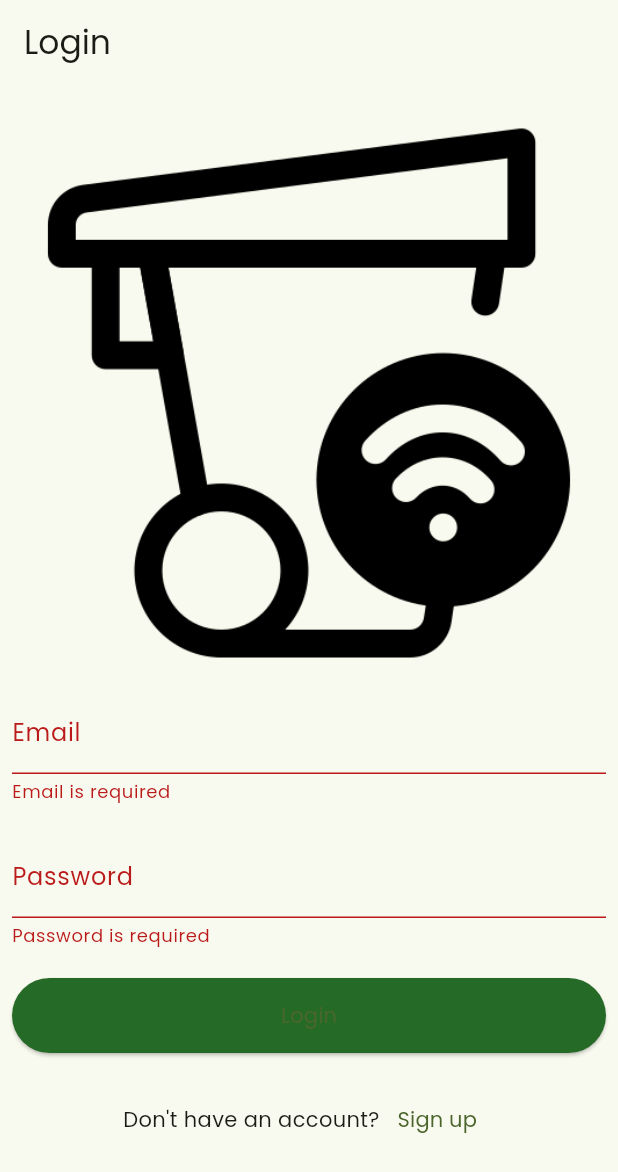
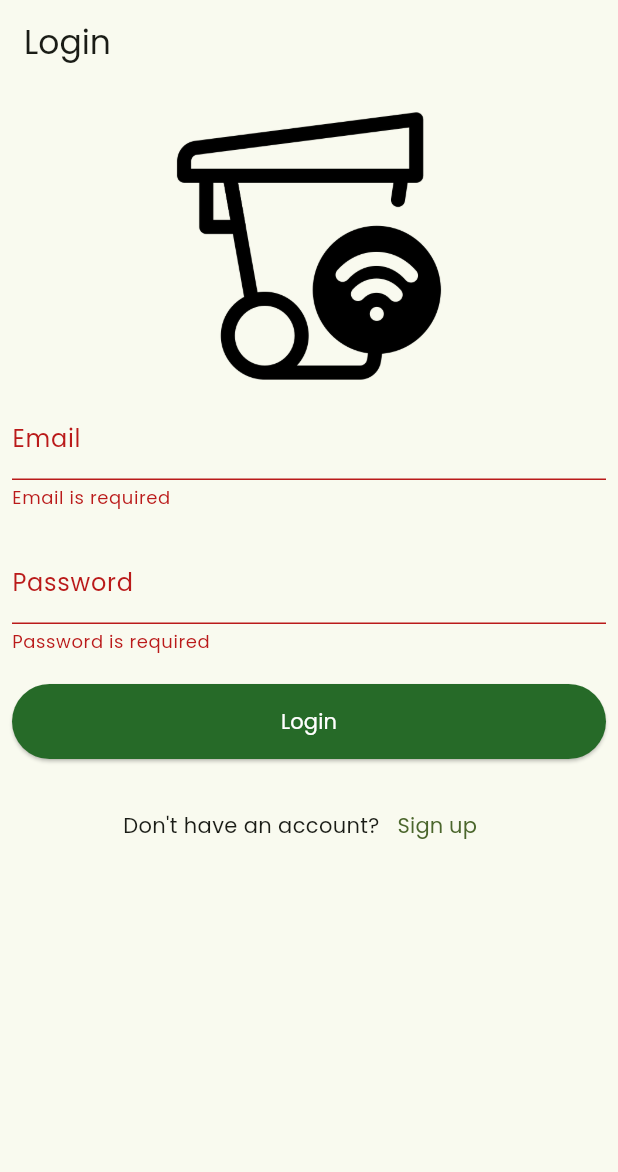
Before and after one commit to dhirajchaurasiya/Waste2Worth, a Flutter app: the screen it shows after launch, after a tap on "Login", on a phone screen of 412 x 824 dp. Shown: the top 1172 px of the screen. Run offline on Flutter 3.47's test engine with Material 3 defaults, Android fonts, the phone set to English and light mode, and no system bars; our stand-ins replace cloud_firestore, firebase_auth, firebase_core, flutter_map, geolocator, latlong2; accounts and stored records are empty.

Commit message:
fix text foreground colour and image size

```diff
--- a/lib/screens/login.dart
+++ b/lib/screens/login.dart
@@ -1,8 +1,10 @@
 import 'package:firebase_auth/firebase_auth.dart';
 import 'package:fireflutter/controllers/login_controllers.dart';
+import 'package:fireflutter/providers/userprovider.dart';
 import 'package:fireflutter/screens/dashboard.dart';
 import 'package:fireflutter/screens/signup.dart';
 import 'package:flutter/material.dart';
+import 'package:provider/provider.dart';
 
 
 class LoginScreen extends StatefulWidget {
@@ -23,7 +25,7 @@ class _LoginScreenState extends State<LoginScreen> {
     try {
       await FirebaseAuth.instance.createUserWithEmailAndPassword(
           email: email.text, password: password.text);
-      print("Account created");
+      print("Account logged in");
 
       Navigator.pushAndRemoveUntil(context, MaterialPageRoute(
         builder: (context) {
@@ -40,6 +42,8 @@ class _LoginScreenState extends State<LoginScreen> {
 
   @override
   Widget build(BuildContext context) {
+    var userinfo = Provider.of<Userprovider>(context);
+
     return SafeArea(
       child: Scaffold(
         body: SingleChildScrollView(
@@ -50,7 +54,7 @@ class _LoginScreenState extends State<LoginScreen> {
                 padding: const EdgeInsets.all(8.0),
                 child: Column(
                   children: [
-                    Image.asset("assets/images/logo.png"),
+                    Image.asset("assets/images/logo.png", width: 200, height: 200,),
                     TextFormField(
                       autovalidateMode: AutovalidateMode.onUserInteraction,
                       controller: email,
@@ -109,10 +113,11 @@ class _LoginScreenState extends State<LoginScreen> {
 
                                   });
                                 }
+                                print(userinfo.userName);
                               },
                               child: isloading ? CircularProgressIndicator(
                                 color: Colors.white,
-                              ) : Text('Login')),
+                              ) : Text('Login', style: TextStyle(color: Colors.white),)),
                         ),
                       ],
                     ),
```
